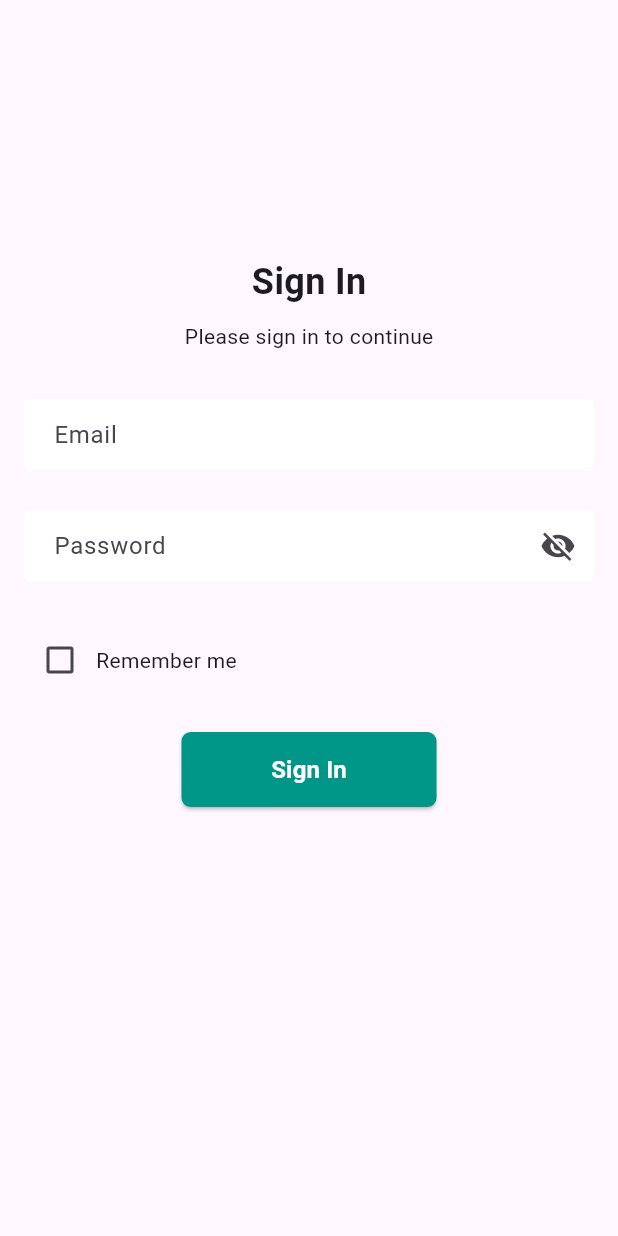
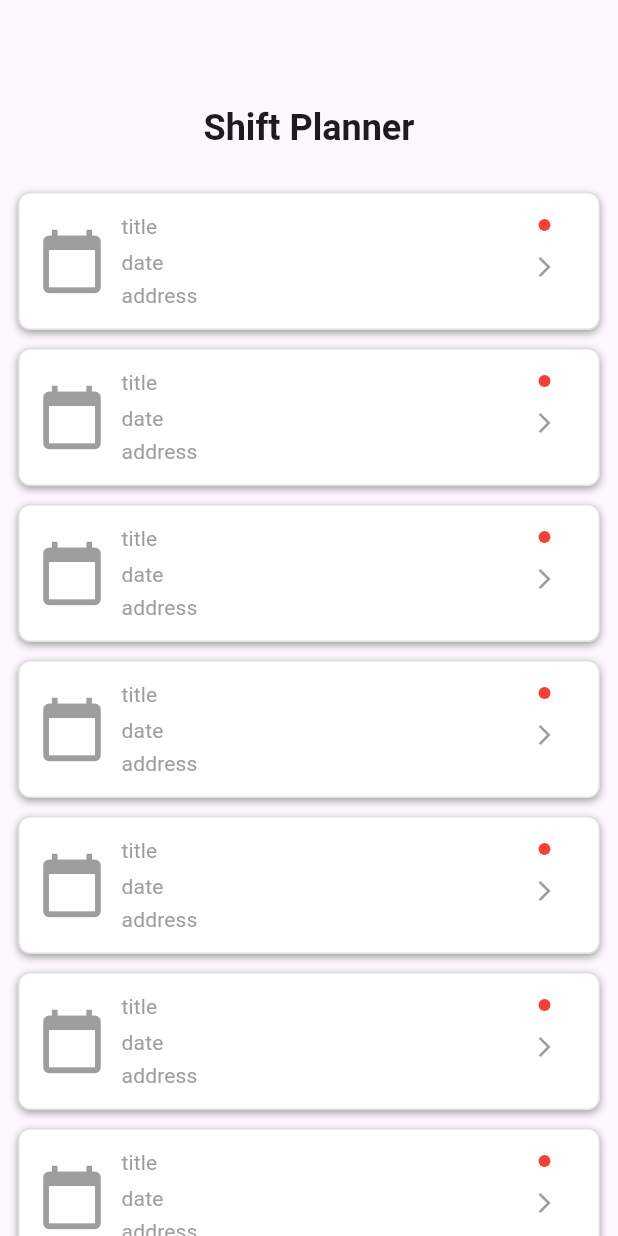
Before and after one commit to Sumon-Pal/simple_driver_shift_manager, a Flutter app: the screen it shows after launch, after a tap on "Sign In", on a phone screen of 412 x 824 dp. Run offline on Flutter 3.47's test engine with Material 3 defaults, Android fonts, the phone set to English and light mode, and no system bars; Roboto replaces fonts that are missing (Mulish).

Commit message:
complete static designed of the shift Planner screen

```diff
--- a/lib/driver_app.dart
+++ b/lib/driver_app.dart
@@ -10,6 +10,11 @@ class DriverApp extends StatelessWidget {
       debugShowCheckedModeBanner: false,
       home: SignInScreen(),
       theme: ThemeData(
+        textTheme: TextTheme(
+          titleLarge: TextStyle(fontSize: 24,fontWeight: FontWeight.w700,fontFamily: "Mulish"),
+          titleMedium: TextStyle(fontSize: 16,fontWeight: FontWeight.w600,fontFamily: "Mulish"),
+          titleSmall: TextStyle(fontSize: 14,fontWeight: FontWeight.w400,fontFamily: "Mulish",color: Colors.grey)
+        ),
         inputDecorationTheme: InputDecorationTheme(
           fillColor: Colors.white,
           filled: true,
--- /dev/null
+++ b/lib/ui/screens/shift_planner_list_screen.dart
@@ -0,0 +1,96 @@
+import 'package:flutter/material.dart';
+
+class ShiftPlannerListScreen extends StatefulWidget {
+  const ShiftPlannerListScreen({super.key});
+
+  @override
+  State<ShiftPlannerListScreen> createState() => _ShiftPlannerListScreenState();
+}
+
+class _ShiftPlannerListScreenState extends State<ShiftPlannerListScreen> {
+  @override
+  Widget build(BuildContext context) {
+    return Scaffold(
+      body: Column(
+        children: [
+          const SizedBox(height: 70,),
+          Text("Shift Planner",style: Theme.of(context).textTheme.titleLarge,),
+          const SizedBox(height: 10,),
+          Expanded(
+            child: Container(
+              child: ListView.builder(
+                itemCount: 10,
+                padding: const EdgeInsets.all(12),
+                itemBuilder: (context, index) {
+                  return Container(
+                    margin: const EdgeInsets.symmetric(vertical: 6),
+                    padding: const EdgeInsets.all(12),
+                    decoration: BoxDecoration(
+                      color: Colors.white,
+                      borderRadius: BorderRadius.circular(8),
+                      border: Border.all(color: Colors.grey.shade300),
+                      boxShadow: [
+                        BoxShadow(
+                          color: Colors.grey,
+                          blurRadius: 4,
+                          offset: const Offset(0, 2),
+                        ),
+                      ],
+                    ),
+                    child: Row(
+                      crossAxisAlignment: CrossAxisAlignment.center,
+                      children: [
+                        Center(child: const Icon(Icons.calendar_today, size: 46, color: Colors.grey)),
+                        const SizedBox(width: 10),
+                        Expanded(
+                          child: Column(
+                            crossAxisAlignment: CrossAxisAlignment.start,
+                            children: [
+                              Text(
+                                "title",
+                                style: Theme.of(context).textTheme.titleSmall
+                              ),
+                              const SizedBox(height: 4),
+                              Text(
+                                "date",
+                                style:Theme.of(context).textTheme.titleSmall ,
+                              ),
+                              const SizedBox(height: 2),
+                              Text(
+                                "address",
+                                style: Theme.of(context).textTheme.titleSmall,
+                                overflow: TextOverflow.ellipsis,
+                              ),
+                            ],
+                          ),
+                        ),
+                        Column(
+                          mainAxisAlignment: MainAxisAlignment.start,
+                          children: [
+                            Row(
+                              children: [
+                                Container(
+                                  height: 8,
+                                  width: 8,
+                                  decoration: BoxDecoration(
+                                      color: Colors.red,
+                                      shape: BoxShape.circle
+                                  ),
+                                ),
+                              ],
+                            ),
+                            IconButton(onPressed: (){}, icon:Icon(Icons.arrow_forward_ios, size: 16, color: Colors.grey)),
+                          ],
+                        )
+                      ],
+                    ),
+                  );
+                },
+              ),
+            ),
+          ),
+        ],
+      ),
+    );
+  }
+}
--- a/lib/ui/screens/sign_in_screen.dart
+++ b/lib/ui/screens/sign_in_screen.dart
@@ -1,4 +1,5 @@
 import 'package:flutter/material.dart';
+import 'package:simple_driver_shift_manager/ui/screens/shift_planner_list_screen.dart';
 
 class SignInScreen extends StatefulWidget {
   const SignInScreen({super.key});
@@ -25,31 +26,20 @@ class _SignInScreenState extends State<SignInScreen> {
             child: Column(
               mainAxisAlignment: MainAxisAlignment.start,
               children: [
-                SizedBox(height: 155),
-            Text(
-              "Sign In",
-              style: TextStyle(
-                fontSize: 24,
-                fontWeight: FontWeight.w700,
-                fontFamily: "Mulish",
-              ),
-            ),
-            SizedBox(height: 9),
+                const SizedBox(height: 155),
+                Text("Sign In", style: Theme.of(context).textTheme.titleLarge),
+                const SizedBox(height: 9),
                 Text(
                   "Please sign in to continue",
-              style: TextStyle(
-                fontSize: 14,
-                fontWeight: FontWeight.w400,
-                fontFamily: "Mulish",
+                  style: Theme.of(context).textTheme.titleSmall,
                 ),
-            ),
-            SizedBox(height: 32),
+                const SizedBox(height: 32),
                 TextFormField(
                   controller: _emailTEController,
                   textInputAction: TextInputAction.next,
                   decoration: InputDecoration(labelText: "Email"),
                 ),
-            SizedBox(height: 26),
+                const SizedBox(height: 26),
                 TextFormField(
                   controller: _passwordTEController,
                   textInputAction: TextInputAction.done,
@@ -57,17 +47,19 @@ class _SignInScreenState extends State<SignInScreen> {
                     labelText: "Password",
                     suffixIcon: IconButton(
                       icon: Icon(
-                      _obscurePassword ? Icons.visibility_off : Icons
-                          .visibility,
+                        _obscurePassword
+                            ? Icons.visibility_off
+                            : Icons.visibility,
                       ),
                       onPressed: () {
                         setState(() {
                           _obscurePassword = !_obscurePassword;
                         });
-                    }),
+                      },
                     ),
                   ),
-              SizedBox(height: 28),
+                ),
+                const SizedBox(height: 28),
                 Row(
                   children: [
                     Checkbox(
@@ -81,7 +73,7 @@ class _SignInScreenState extends State<SignInScreen> {
                     Text("Remember me"),
                   ],
                 ),
-              SizedBox(height: 24),
+                const SizedBox(height: 24),
                 ElevatedButton(
                   onPressed: _onTapSignInButton,
                   child: Text(
@@ -101,7 +93,10 @@ class _SignInScreenState extends State<SignInScreen> {
     );
   }
 
-  void _onTapSignInButton(){
-
+  void _onTapSignInButton() {
+    Navigator.push(
+      context,
+      MaterialPageRoute(builder: (context) => ShiftPlannerListScreen()),
+    );
   }
 }
```
Also changed, not shown: lib/main.dart (line endings or trailing spaces), 1 other file. Lines whose indentation alone changed are shown as unchanged.
